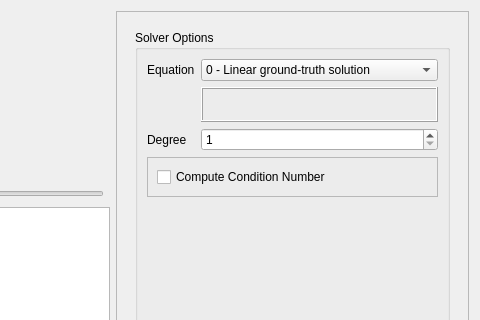
Above: src/solverwidget.ui from DanielaCabiddu/PEMesh.2 before the change; both pictures show x 113 to 593 and y 0 to 320 of the 593 by 418 pixel window. Below: the same form after it.
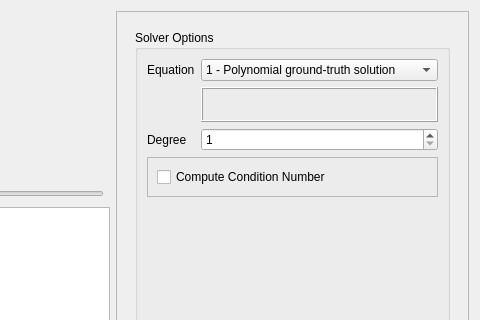
That is the form after the change. Icons and pictures are not drawn. Custom widgets are drawn as their Qt base class.

What changed in the file:
```diff
--- a/src/solverwidget.ui
+++ b/src/solverwidget.ui
@@ -63,6 +63,9 @@
             </item>
             <item row="1" column="1">
              <widget class="QComboBox" name="solver_cb">
+              <property name="currentIndex">
+               <number>1</number>
+              </property>
               <item>
                <property name="text">
                 <string>0 - Linear ground-truth solution</string>
```
